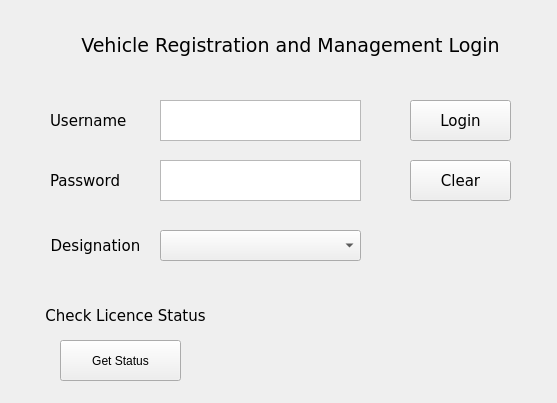
Qt form login_page.ui (tejo4u/Vehicle-Registration-and-Management) before a commit.
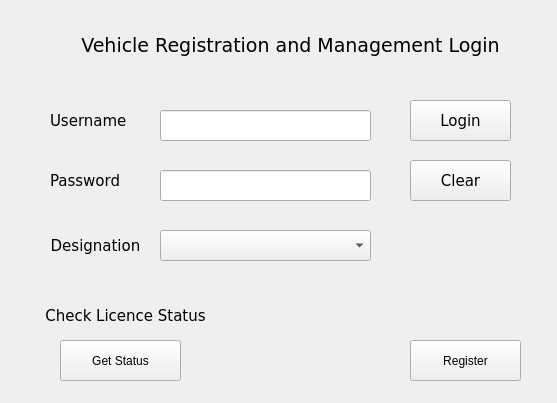
The same form after that commit.

Commit message: Added Register and Database Schema

The edit to the form file:
```diff
--- a/login_page.ui
+++ b/login_page.ui
@@ -41,42 +41,6 @@
      <set>Qt::AlignCenter</set>
     </property>
    </widget>
-   <widget class="QTextEdit" name="textEdit">
-    <property name="geometry">
-     <rect>
-      <x>160</x>
-      <y>100</y>
-      <width>201</width>
-      <height>41</height>
-     </rect>
-    </property>
-    <property name="font">
-     <font>
-      <pointsize>14</pointsize>
-     </font>
-    </property>
-    <property name="layoutDirection">
-     <enum>Qt::LeftToRight</enum>
-    </property>
-   </widget>
-   <widget class="QTextEdit" name="textEdit_2">
-    <property name="geometry">
-     <rect>
-      <x>160</x>
-      <y>160</y>
-      <width>201</width>
-      <height>41</height>
-     </rect>
-    </property>
-    <property name="font">
-     <font>
-      <pointsize>14</pointsize>
-     </font>
-    </property>
-    <property name="layoutDirection">
-     <enum>Qt::LeftToRight</enum>
-    </property>
-   </widget>
    <widget class="QPushButton" name="pushButton">
     <property name="geometry">
      <rect>
@@ -201,7 +165,7 @@
      <rect>
       <x>160</x>
       <y>230</y>
-      <width>201</width>
+      <width>211</width>
       <height>31</height>
      </rect>
     </property>
@@ -228,6 +192,39 @@
      <set>Qt::AlignCenter</set>
     </property>
    </widget>
+   <widget class="QPushButton" name="pushButton_4">
+    <property name="geometry">
+     <rect>
+      <x>410</x>
+      <y>340</y>
+      <width>111</width>
+      <height>41</height>
+     </rect>
+    </property>
+    <property name="text">
+     <string>Register</string>
+    </property>
+   </widget>
+   <widget class="QLineEdit" name="lineEdit">
+    <property name="geometry">
+     <rect>
+      <x>160</x>
+      <y>110</y>
+      <width>211</width>
+      <height>31</height>
+     </rect>
+    </property>
+   </widget>
+   <widget class="QLineEdit" name="lineEdit_2">
+    <property name="geometry">
+     <rect>
+      <x>160</x>
+      <y>170</y>
+      <width>211</width>
+      <height>31</height>
+     </rect>
+    </property>
+   </widget>
   </widget>
  </widget>
  <layoutdefault spacing="6" margin="11"/>
```
The commit also changes 18 other files.
